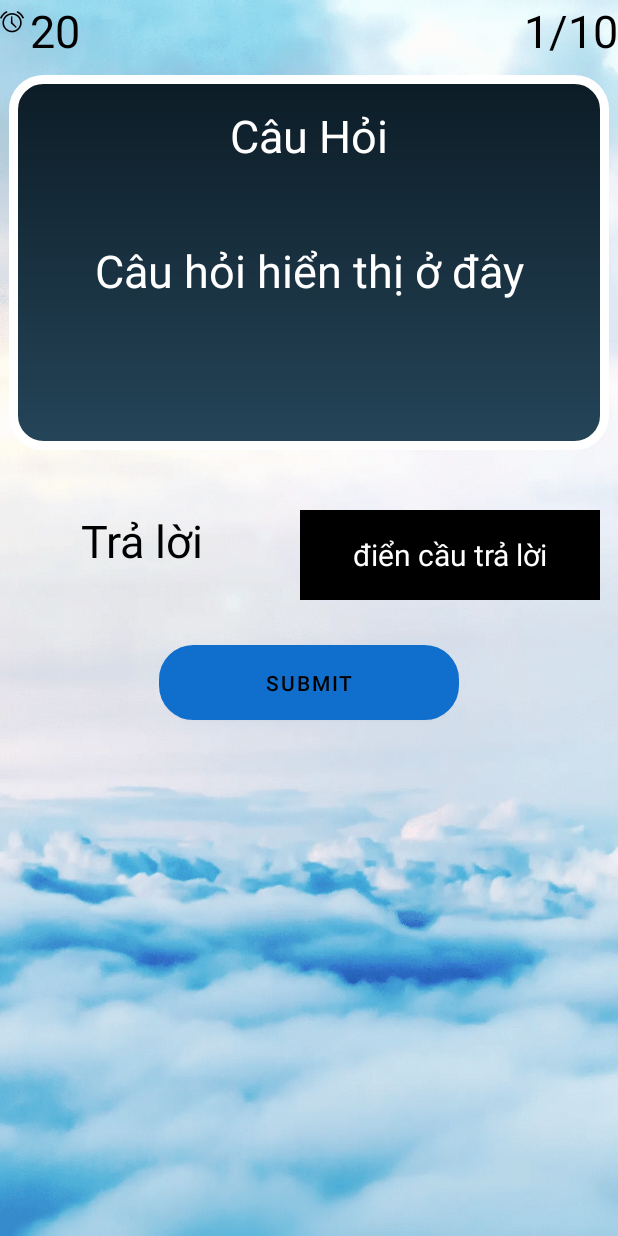
After one commit to vitramkhoi2044/ProjectLearningEnglish, an Android app: the layout activity_correctwords.xml on its own in the app's theme, with its tools: preview values and no code run, on a phone screen of 412 x 824 dp. The commit adds this screen. Run offline under Robolectric (Android 15) with nearby library versions, the phone set to English and light mode, and no system bars; Roboto replaces fonts that are not available here.

Commit message:
correctword layout

```diff
--- a/Learning English/app/src/main/java/com/example/learningenglish/MainActivity.java
+++ b/Learning English/app/src/main/java/com/example/learningenglish/MainActivity.java
@@ -17,6 +17,7 @@ import lecho.lib.hellocharts.view.PieChartView;
 public class MainActivity extends AppCompatActivity {
     private PieChartView pieChartView;
     private ViewPager mViewPager;
+
     @Override
     protected void onCreate(Bundle savedInstanceState) {
         super.onCreate(savedInstanceState);
--- /dev/null
+++ b/Learning English/app/src/main/res/layout/activity_correctwords.xml
@@ -0,0 +1,128 @@
+<?xml version="1.0" encoding="utf-8"?>
+<RelativeLayout xmlns:android="http://schemas.android.com/apk/res/android"
+    xmlns:app="http://schemas.android.com/apk/res-auto"
+    xmlns:tools="http://schemas.android.com/tools"
+    android:layout_width="match_parent"
+    android:layout_height="match_parent"
+    tools:context=".MainActivity">
+
+    <RelativeLayout
+        android:layout_width="match_parent"
+        android:layout_height="match_parent"
+        android:background="@drawable/may"
+        tools:layout_editor_absoluteX="0dp"
+        tools:layout_editor_absoluteY="16dp">
+
+
+
+        <TextView
+            android:id="@+id/TxtDongho"
+            android:layout_width="20dp"
+            android:layout_height="30dp"
+            app:drawableLeftCompat="@android:drawable/ic_lock_idle_alarm"
+            android:textAlignment="textStart"
+            android:textColor="@android:color/white"
+            android:textColorHighlight="@android:color/white"
+            android:textColorLink="@android:color/white"
+            android:textSize="25sp"
+            app:drawableTint="@color/black"
+            />
+
+        <TextView
+            android:id="@+id/textView4"
+            android:layout_width="wrap_content"
+            android:layout_height="wrap_content"
+            android:layout_alignParentRight="true"
+            android:text="1/10"
+            android:textColor="@color/black"
+            android:textSize="30sp" />
+
+        <Chronometer
+            android:id="@+id/Chrono"
+            android:layout_width="wrap_content"
+            android:layout_height="wrap_content"
+            android:layout_toRightOf="@id/TxtDongho"
+            android:countDown="true"
+            android:format="20"
+            android:textColor="@color/black"
+            android:textSize="30sp" />
+
+
+        <RelativeLayout
+            android:id="@+id/TxtLayoutCenter"
+            android:layout_width="400dp"
+            android:layout_height="250dp"
+            android:layout_marginTop="20dp"
+            android:layout_below="@id/TxtDongho"
+            android:layout_centerHorizontal="true"
+            android:background="@drawable/quiz_background"
+            >
+
+            <TextView
+                android:id="@+id/TxtCauhoi"
+                android:layout_width="200dp"
+                android:layout_height="50dp"
+                android:layout_centerHorizontal="true"
+                android:text="Câu Hỏi"
+                android:textAlignment="center"
+                android:textColor="@color/white"
+                android:textSize="30sp"
+                android:layout_marginTop="20dp"
+                />
+
+            <TextView
+                android:id="@+id/TxtQuestion"
+                android:layout_width="300dp"
+                android:layout_height="60dp"
+                android:layout_below="@id/TxtCauhoi"
+                android:layout_centerHorizontal="true"
+                android:layout_marginTop="40dp"
+                android:text="Câu hỏi hiển thị ở đây"
+                android:textAlignment="center"
+                android:textColor="@color/white"
+                android:textSize="30sp" />
+
+        </RelativeLayout>
+
+
+        <TextView
+            android:id="@+id/TxtTraloi"
+            android:layout_width="150dp"
+            android:layout_height="60dp"
+            android:layout_below="@id/TxtLayoutCenter"
+            android:layout_marginLeft="20dp"
+            android:layout_marginTop="40dp"
+            android:text="Trả lời"
+            android:textAlignment="center"
+            android:textColor="@color/black"
+            android:textSize="30sp" />
+
+        <EditText
+            android:id="@+id/EdtAnswer"
+            android:layout_width="200dp"
+            android:layout_height="60dp"
+            android:layout_below="@id/TxtLayoutCenter"
+            android:layout_marginTop="40dp"
+            android:layout_toRightOf="@id/TxtTraloi"
+            android:text="điển cầu trả lời"
+            android:textAlignment="center"
+            android:textColor="@color/white"
+            android:textSize="20sp"
+            android:background="@color/black"
+            android:layout_marginLeft="30dp"
+            />
+
+        <Button
+            android:id="@+id/BtnSubmit"
+            android:layout_width="200dp"
+            android:layout_height="50dp"
+            android:layout_below="@id/EdtAnswer"
+            android:layout_centerHorizontal="true"
+            android:layout_marginTop="30dp"
+            android:backgroundTint="#106ECC"
+            android:text="Submit"
+            android:textColor="@color/black"
+            android:background="@drawable/quiz_background"
+            />
+    </RelativeLayout>
+</RelativeLayout>
```
Also changed, not shown: Learning English/app/src/main/res/drawable/background2.png (added), Learning English/app/src/main/res/drawable/check.png (added).
